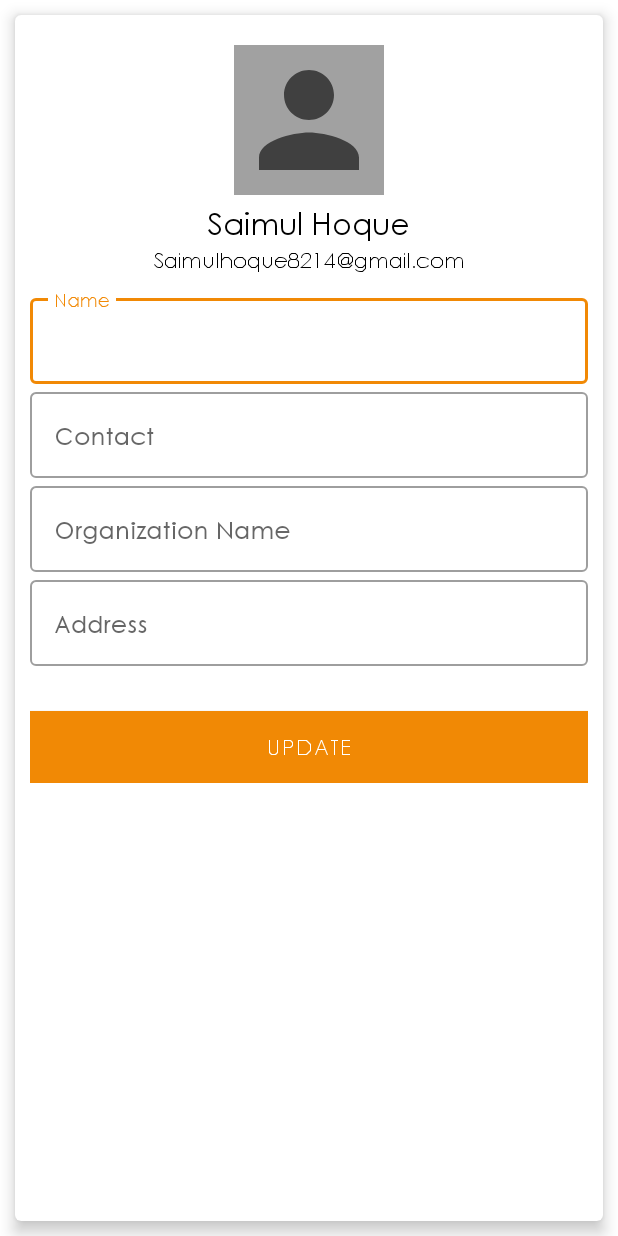
After one commit to sohel2178/Sultan_Tracker-1, an Android app: the ProfileActivity screen opened directly, with no data from a screen before it, on a phone screen of 412 x 824 dp. The commit adds this screen. Run offline under Robolectric (Android 15) with nearby library versions, the phone set to English and light mode, and no system bars.

Commit message:
03:41 PM

```diff
--- a/app/build.gradle
+++ b/app/build.gradle
@@ -9,6 +9,7 @@ android {
     defaultConfig {
         applicationId "com.forbitbd.sultantracker"
         minSdkVersion 16
+        multiDexEnabled true
         targetSdkVersion 30
         versionCode 1
         versionName "1.0"
@@ -40,4 +41,6 @@ dependencies {
     implementation 'com.google.android.gms:play-services-auth:19.0.0'
 
 
+    //for icon in the developer contact//
+    implementation 'info.androidhive:fontawesome:0.0.5'
 }
--- a/app/src/main/java/com/forbitbd/sultantracker/DashboardActivity.java
+++ b/app/src/main/java/com/forbitbd/sultantracker/DashboardActivity.java
@@ -9,7 +9,6 @@ import android.os.Bundle;
 import android.view.MenuItem;
 
 import com.forbitbd.sultantracker.ui.viewall.AllInMapFragment;
-import com.forbitbd.sultantracker.ui.profile.ProfileFragment;
 import com.forbitbd.sultantracker.ui.home.HomeFragment;
 import com.forbitbd.sultantracker.ui.notification.NotificationFragment;
 import com.forbitbd.sultantracker.ui.settings.SettingsFragment;
--- /dev/null
+++ b/app/src/main/java/com/forbitbd/sultantracker/ui/profile/ProfileActivity.java
@@ -0,0 +1,16 @@
+package com.forbitbd.sultantracker.ui.profile;
+
+import androidx.appcompat.app.AppCompatActivity;
+
+import android.os.Bundle;
+
+import com.forbitbd.sultantracker.R;
+
+public class ProfileActivity extends AppCompatActivity {
+
+    @Override
+    protected void onCreate(Bundle savedInstanceState) {
+        super.onCreate(savedInstanceState);
+        setContentView(R.layout.activity_profile);
+    }
+}
--- a/app/src/main/java/com/forbitbd/sultantracker/ui/settings/SettignsClickListener.java
+++ b/app/src/main/java/com/forbitbd/sultantracker/ui/settings/SettignsClickListener.java
@@ -1,5 +1,5 @@
 package com.forbitbd.sultantracker.ui.settings;
 
 public interface SettignsClickListener {
-    void ItemClick(Settings settings);
+    void ItemClick(int adapterPosition);
 }
--- a/app/src/main/java/com/forbitbd/sultantracker/ui/settings/SettingsAdapter.java
+++ b/app/src/main/java/com/forbitbd/sultantracker/ui/settings/SettingsAdapter.java
@@ -54,7 +54,7 @@ public class SettingsAdapter extends RecyclerView.Adapter<SettingsAdapter.Settin
             itemView.setOnClickListener(new View.OnClickListener() {
                 @Override
                 public void onClick(View v) {
-                    listener.ItemClick(settingsList.get(getAdapterPosition()));
+                    listener.ItemClick(getAdapterPosition());
                 }
             });
         }
--- /dev/null
+++ b/app/src/main/res/layout/activity_profile.xml
@@ -0,0 +1,108 @@
+<?xml version="1.0" encoding="utf-8"?>
+<RelativeLayout
+    xmlns:android="http://schemas.android.com/apk/res/android"
+    xmlns:app="http://schemas.android.com/apk/res-auto"
+    xmlns:tools="http://schemas.android.com/tools"
+    android:layout_width="match_parent"
+    android:layout_height="match_parent"
+    tools:context=".ui.profile.ProfileActivity">
+
+    <com.google.android.material.card.MaterialCardView
+        android:layout_width="match_parent"
+        android:layout_height="match_parent"
+        app:cardElevation="6dp"
+        android:layout_margin="10dp">
+
+        <LinearLayout
+            android:layout_width="match_parent"
+            android:layout_height="wrap_content"
+            android:orientation="vertical">
+
+            <ImageView
+                android:layout_width="100dp"
+                android:layout_height="100dp"
+                android:src="@drawable/ic_baseline_person_24"
+                android:layout_gravity="center"
+                android:background="#A1A1A1"
+                android:layout_marginTop="20dp"/>
+
+            <TextView
+                android:layout_width="match_parent"
+                android:layout_height="wrap_content"
+                android:text="Saimul Hoque"
+                android:gravity="center"
+                android:layout_marginTop="5dp"
+                android:textSize="20sp"
+                android:textColor="@color/black"/>
+
+            <TextView
+                android:layout_width="match_parent"
+                android:layout_height="wrap_content"
+                android:text="Saimulhoque8214@gmail.com"
+                android:gravity="center"
+                android:textColor="@color/black"/>
+
+            <LinearLayout
+                android:layout_width="match_parent"
+                android:layout_height="wrap_content"
+                android:layout_margin="10dp"
+                android:orientation="vertical">
+
+                <com.google.android.material.textfield.TextInputLayout
+                    android:layout_width="match_parent"
+                    android:layout_height="wrap_content"
+                    style="@style/Widget.MaterialComponents.TextInputLayout.OutlinedBox"
+                    android:hint="Name">
+
+                    <com.google.android.material.textfield.TextInputEditText
+                        android:layout_width="match_parent"
+                        android:layout_height="wrap_content" />
+                </com.google.android.material.textfield.TextInputLayout>
+
+                <com.google.android.material.textfield.TextInputLayout
+                    android:layout_width="match_parent"
+                    android:layout_height="wrap_content"
+                    style="@style/Widget.MaterialComponents.TextInputLayout.OutlinedBox"
+                    android:hint="Contact">
+
+                    <com.google.android.material.textfield.TextInputEditText
+                        android:layout_width="match_parent"
+                        android:layout_height="wrap_content" />
+                </com.google.android.material.textfield.TextInputLayout>
+
+                <com.google.android.material.textfield.TextInputLayout
+                    android:layout_width="match_parent"
+                    android:layout_height="wrap_content"
+                    style="@style/Widget.MaterialComponents.TextInputLayout.OutlinedBox"
+                    android:hint="Organization Name">
+
+                    <com.google.android.material.textfield.TextInputEditText
+                        android:layout_width="match_parent"
+                        android:layout_height="wrap_content" />
+                </com.google.android.material.textfield.TextInputLayout>
+
+                <com.google.android.material.textfield.TextInputLayout
+                    android:layout_width="match_parent"
+                    android:layout_height="wrap_content"
+                    style="@style/Widget.MaterialComponents.TextInputLayout.OutlinedBox"
+                    android:hint="Address">
+
+                    <com.google.android.material.textfield.TextInputEditText
+                        android:layout_width="match_parent"
+                        android:layout_height="wrap_content" />
+                </com.google.android.material.textfield.TextInputLayout>
+
+                <Button
+                    android:layout_width="match_parent"
+                    android:layout_height="wrap_content"
+                    android:background="@color/orange"
+                    android:text="Update"
+                    android:layout_marginTop="30dp" />
+
+            </LinearLayout>
+
+        </LinearLayout>
+
+    </com.google.android.material.card.MaterialCardView>
+
+</RelativeLayout>
--- a/app/src/main/res/layout/item_settings.xml
+++ b/app/src/main/res/layout/item_settings.xml
@@ -5,6 +5,8 @@
     android:layout_height="wrap_content"
     android:layout_margin="6dp"
     android:clickable="true"
+    android:focusable="true"
+    android:background="?attr/selectableItemBackground"
     xmlns:app="http://schemas.android.com/apk/res-auto">
 
         <LinearLayout
--- a/app/src/main/res/values/strings.xml
+++ b/app/src/main/res/values/strings.xml
@@ -2,4 +2,10 @@
     <string name="app_name">Sultan Tracker</string>
     <!-- TODO: Remove or change this placeholder text -->
     <string name="hello_blank_fragment">Hello blank fragment</string>
+
+    <string name="customer_service">Customer Service</string>
+    <string name="company_information">Company Information</string>
+    <string name="forbit_limited">Forbit Limited</string>
+    <string name="mirpur_1_dhaka_1216_bangladesh">Mirpur-1, Dhaka-1216, Bangladesh</string>
+    <string name="forbit_bd_gmail_com">forbit.bd@gmail.com</string>
 </resources>
```
Also changed, not shown: app/src/main/AndroidManifest.xml (+9 -7 lines), app/src/main/java/com/forbitbd/sultantracker/ui/CustomerServiceActivity.java (added, +21 -0 lines), app/src/main/java/com/forbitbd/sultantracker/ui/profile/ProfileFragment.java (deleted, +0 -36 lines), app/src/main/java/com/forbitbd/sultantracker/ui/settings/SettingsFragment.java (+8 -4 lines), app/src/main/res/layout/activity_customer_service.xml (added, +239 -0 lines), app/src/main/res/layout/fragment_profile.xml (+0 -96 lines), app/src/main/res/values/dimens.xml (added, +15 -0 lines), app/src/main/res/values/themes.xml (+10 -0 lines), app/src/main/res/drawable/callcenter.png (added), app/src/main/res/drawable/forbiticon.png (added).
